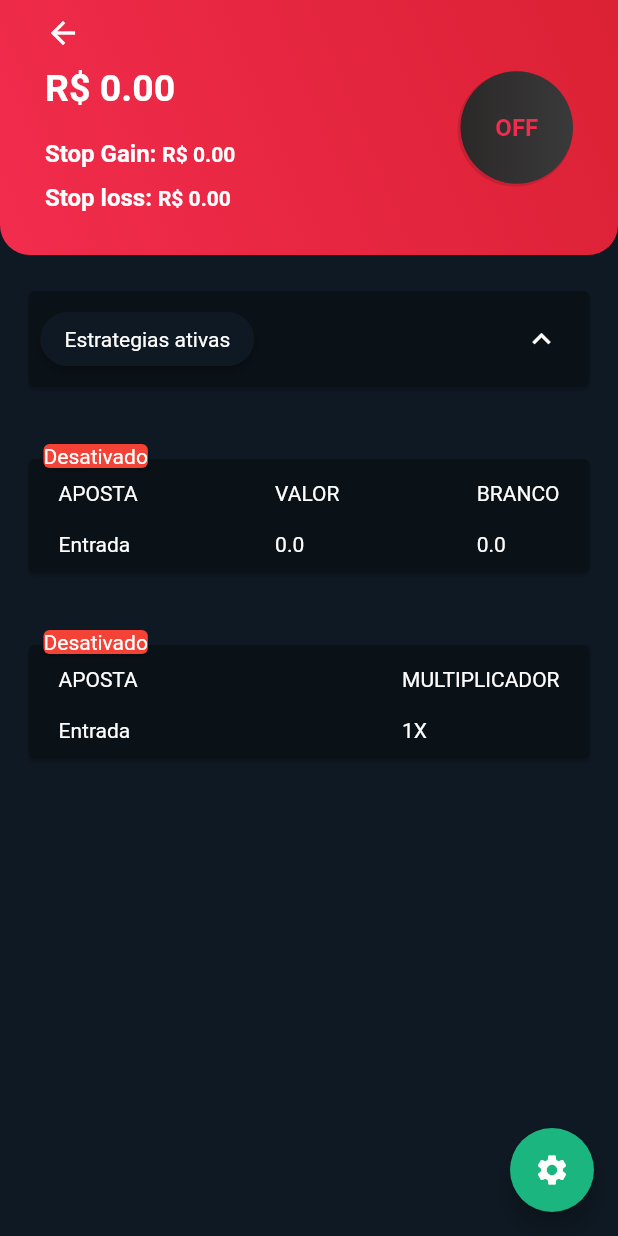
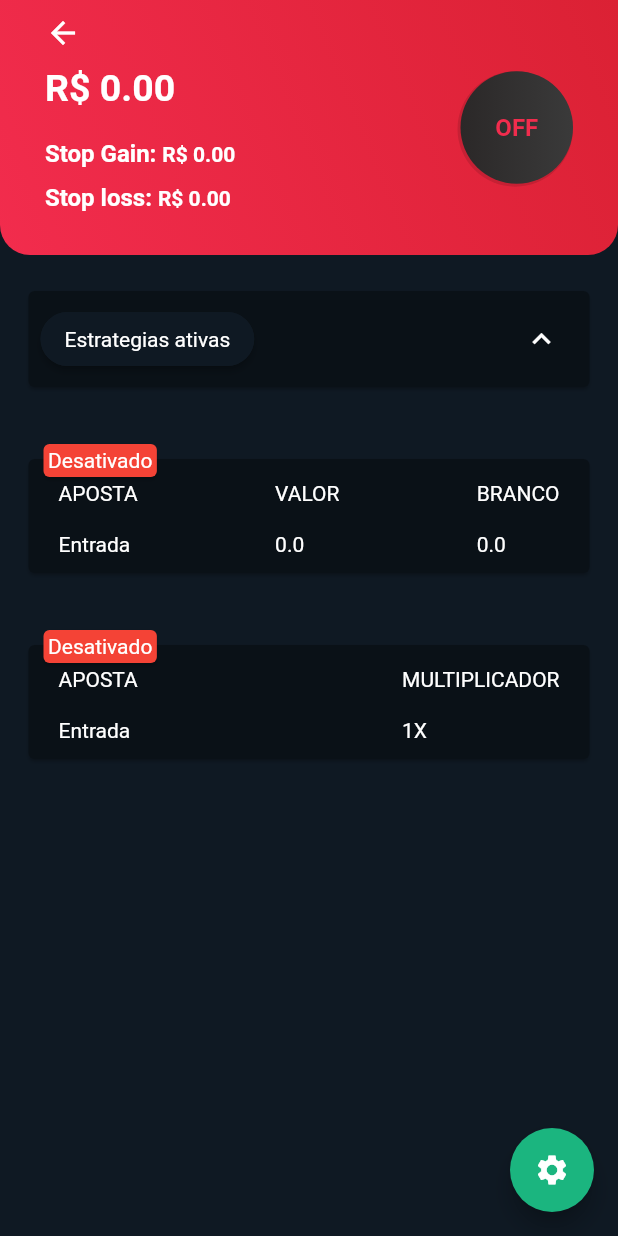
Before and after one commit to infixs/iabets-app, a Flutter app: the BlazePage screen opened directly, on a phone screen of 412 x 824 dp. Run offline on Flutter 3.47's test engine with Material 2 defaults, Android fonts, the light colour scheme and no system bars; our stand-ins replace bloc, cloud_firestore, cloud_functions, dio, equatable, file_picker and 13 more; accounts and stored records are empty; project files that could hold a hidden picture were left out.

Commit message:
update ui blaze

```diff
--- a/lib/presentation/pages/blaze/blaze_page.dart
+++ b/lib/presentation/pages/blaze/blaze_page.dart
@@ -544,11 +544,15 @@ class _BlazePageState extends State<BlazePage> {
                                           .doubleConfig.isActiveGale
                                       ? Colors.green
                                       : Colors.red,
+                                  child: Container(
+                                    margin: EdgeInsets.all(3),
                                     child: Text(
-                                    doubleConfigState.doubleConfig.isActiveGale
+                                      doubleConfigState
+                                              .doubleConfig.isActiveGale
                                           ? 'Ativado'
                                           : 'Desativado',
                                       style: TextStyle(color: Colors.white),
+                                    ),
                                   ),
                                 ),
                               )
@@ -721,12 +725,15 @@ class _BlazePageState extends State<BlazePage> {
                                         .doubleConfig.isActiveElevation
                                     ? Colors.green
                                     : Colors.red,
+                                child: Container(
+                                  margin: EdgeInsets.all(3),
                                   child: Text(
                                     doubleConfigState
                                             .doubleConfig.isActiveElevation
                                         ? 'Ativado'
                                         : 'Desativado',
                                     style: TextStyle(color: Colors.white),
+                                  ),
                                 ),
                               ),
                             )
```
Lines whose indentation alone changed are shown as unchanged.
